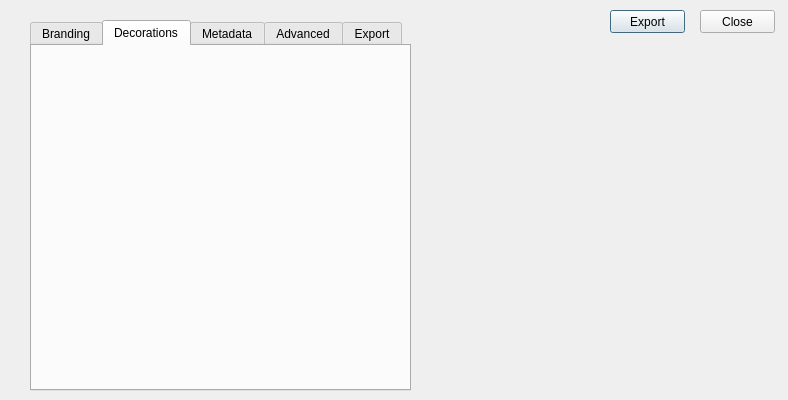
This is plugins/map_branding/map_branding_dialog_base.ui in ms888ekb/plugin_factory as Qt 5 draws it before an edit. The edited form follows.
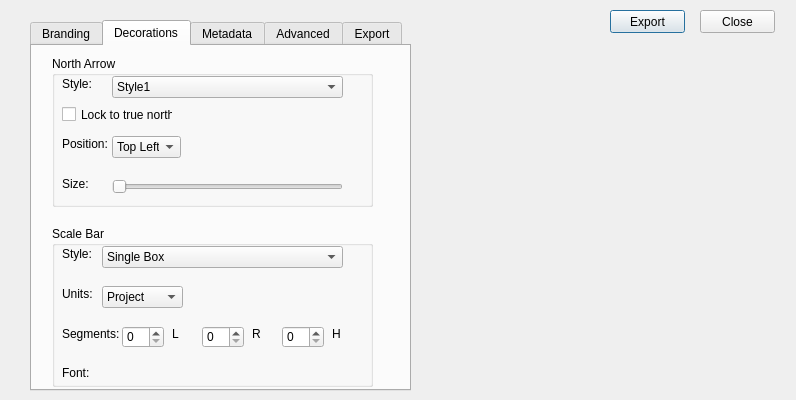
This is the edited form. The open tabs and pages were chosen to show the change.

The edit to the form file:
```diff
--- a/plugins/map_branding/map_branding_dialog_base.ui
+++ b/plugins/map_branding/map_branding_dialog_base.ui
@@ -6,7 +6,7 @@
    <rect>
     <x>0</x>
     <y>0</y>
-    <width>788</width>
+    <width>796</width>
     <height>400</height>
    </rect>
   </property>
@@ -225,6 +225,333 @@
     <attribute name="title">
      <string>Decorations</string>
     </attribute>
+    <widget class="QGroupBox" name="northArroyBox">
+     <property name="geometry">
+      <rect>
+       <x>20</x>
+       <y>10</y>
+       <width>321</width>
+       <height>151</height>
+      </rect>
+     </property>
+     <property name="title">
+      <string>North Arrow</string>
+     </property>
+     <widget class="QComboBox" name="comboBox">
+      <property name="geometry">
+       <rect>
+        <x>60</x>
+        <y>20</y>
+        <width>231</width>
+        <height>22</height>
+       </rect>
+      </property>
+      <item>
+       <property name="text">
+        <string>Style1</string>
+       </property>
+      </item>
+      <item>
+       <property name="text">
+        <string>Style2</string>
+       </property>
+      </item>
+      <item>
+       <property name="text">
+        <string>Style3</string>
+       </property>
+      </item>
+     </widget>
+     <widget class="QLabel" name="label_5">
+      <property name="geometry">
+       <rect>
+        <x>10</x>
+        <y>20</y>
+        <width>31</width>
+        <height>16</height>
+       </rect>
+      </property>
+      <property name="text">
+       <string>Style:</string>
+      </property>
+     </widget>
+     <widget class="QCheckBox" name="lockToTrueNorth">
+      <property name="geometry">
+       <rect>
+        <x>10</x>
+        <y>50</y>
+        <width>111</width>
+        <height>17</height>
+       </rect>
+      </property>
+      <property name="text">
+       <string>Lock to true north</string>
+      </property>
+     </widget>
+     <widget class="QLabel" name="label_6">
+      <property name="geometry">
+       <rect>
+        <x>10</x>
+        <y>80</y>
+        <width>71</width>
+        <height>16</height>
+       </rect>
+      </property>
+      <property name="text">
+       <string>Position:</string>
+      </property>
+     </widget>
+     <widget class="QSlider" name="horizontalSlider_2">
+      <property name="geometry">
+       <rect>
+        <x>60</x>
+        <y>120</y>
+        <width>231</width>
+        <height>22</height>
+       </rect>
+      </property>
+      <property name="orientation">
+       <enum>Qt::Horizontal</enum>
+      </property>
+     </widget>
+     <widget class="QLabel" name="label_7">
+      <property name="geometry">
+       <rect>
+        <x>10</x>
+        <y>120</y>
+        <width>41</width>
+        <height>16</height>
+       </rect>
+      </property>
+      <property name="text">
+       <string>Size:</string>
+      </property>
+     </widget>
+     <widget class="QComboBox" name="comboBox_4">
+      <property name="geometry">
+       <rect>
+        <x>60</x>
+        <y>80</y>
+        <width>69</width>
+        <height>22</height>
+       </rect>
+      </property>
+      <item>
+       <property name="text">
+        <string>Top Left</string>
+       </property>
+      </item>
+      <item>
+       <property name="text">
+        <string>Top Right</string>
+       </property>
+      </item>
+      <item>
+       <property name="text">
+        <string>Bottom Left</string>
+       </property>
+      </item>
+      <item>
+       <property name="text">
+        <string>Bottom Right</string>
+       </property>
+      </item>
+     </widget>
+    </widget>
+    <widget class="QGroupBox" name="scaleBarBox">
+     <property name="geometry">
+      <rect>
+       <x>20</x>
+       <y>180</y>
+       <width>321</width>
+       <height>161</height>
+      </rect>
+     </property>
+     <property name="title">
+      <string>Scale Bar</string>
+     </property>
+     <widget class="QLabel" name="label_8">
+      <property name="geometry">
+       <rect>
+        <x>10</x>
+        <y>20</y>
+        <width>31</width>
+        <height>16</height>
+       </rect>
+      </property>
+      <property name="text">
+       <string>Style:</string>
+      </property>
+     </widget>
+     <widget class="QComboBox" name="comboBox_2">
+      <property name="geometry">
+       <rect>
+        <x>50</x>
+        <y>20</y>
+        <width>241</width>
+        <height>22</height>
+       </rect>
+      </property>
+      <item>
+       <property name="text">
+        <string>Single Box</string>
+       </property>
+      </item>
+      <item>
+       <property name="text">
+        <string>Double Box</string>
+       </property>
+      </item>
+      <item>
+       <property name="text">
+        <string>Line Ticks Middle</string>
+       </property>
+      </item>
+     </widget>
+     <widget class="QLabel" name="label_9">
+      <property name="geometry">
+       <rect>
+        <x>10</x>
+        <y>60</y>
+        <width>41</width>
+        <height>16</height>
+       </rect>
+      </property>
+      <property name="text">
+       <string>Units:</string>
+      </property>
+     </widget>
+     <widget class="QComboBox" name="comboBox_3">
+      <property name="geometry">
+       <rect>
+        <x>50</x>
+        <y>60</y>
+        <width>81</width>
+        <height>22</height>
+       </rect>
+      </property>
+      <item>
+       <property name="text">
+        <string>Project</string>
+       </property>
+      </item>
+      <item>
+       <property name="text">
+        <string>m</string>
+       </property>
+      </item>
+      <item>
+       <property name="text">
+        <string>km</string>
+       </property>
+      </item>
+      <item>
+       <property name="text">
+        <string>ft</string>
+       </property>
+      </item>
+      <item>
+       <property name="text">
+        <string>mi</string>
+       </property>
+      </item>
+     </widget>
+     <widget class="QLabel" name="label_10">
+      <property name="geometry">
+       <rect>
+        <x>10</x>
+        <y>100</y>
+        <width>61</width>
+        <height>16</height>
+       </rect>
+      </property>
+      <property name="text">
+       <string>Segments:</string>
+      </property>
+     </widget>
+     <widget class="QLabel" name="label_11">
+      <property name="geometry">
+       <rect>
+        <x>10</x>
+        <y>140</y>
+        <width>47</width>
+        <height>13</height>
+       </rect>
+      </property>
+      <property name="text">
+       <string>Font:</string>
+      </property>
+     </widget>
+     <widget class="QSpinBox" name="spinSegmentsLeft">
+      <property name="geometry">
+       <rect>
+        <x>70</x>
+        <y>100</y>
+        <width>42</width>
+        <height>22</height>
+       </rect>
+      </property>
+     </widget>
+     <widget class="QSpinBox" name="spinSegmentsRight">
+      <property name="geometry">
+       <rect>
+        <x>150</x>
+        <y>100</y>
+        <width>42</width>
+        <height>22</height>
+       </rect>
+      </property>
+     </widget>
+     <widget class="QSpinBox" name="spinScaleHeight">
+      <property name="geometry">
+       <rect>
+        <x>230</x>
+        <y>100</y>
+        <width>42</width>
+        <height>22</height>
+       </rect>
+      </property>
+     </widget>
+     <widget class="QLabel" name="label_12">
+      <property name="geometry">
+       <rect>
+        <x>120</x>
+        <y>100</y>
+        <width>16</width>
+        <height>16</height>
+       </rect>
+      </property>
+      <property name="text">
+       <string>L</string>
+      </property>
+     </widget>
+     <widget class="QLabel" name="label_13">
+      <property name="geometry">
+       <rect>
+        <x>200</x>
+        <y>100</y>
+        <width>16</width>
+        <height>16</height>
+       </rect>
+      </property>
+      <property name="text">
+       <string>R</string>
+      </property>
+     </widget>
+     <widget class="QLabel" name="label_14">
+      <property name="geometry">
+       <rect>
+        <x>280</x>
+        <y>100</y>
+        <width>16</width>
+        <height>16</height>
+       </rect>
+      </property>
+      <property name="text">
+       <string>H</string>
+      </property>
+     </widget>
+    </widget>
    </widget>
    <widget class="QWidget" name="tabMetadata">
     <attribute name="title">
```
Left out of the diff: 57 changed lines with no effect on the pictures.
